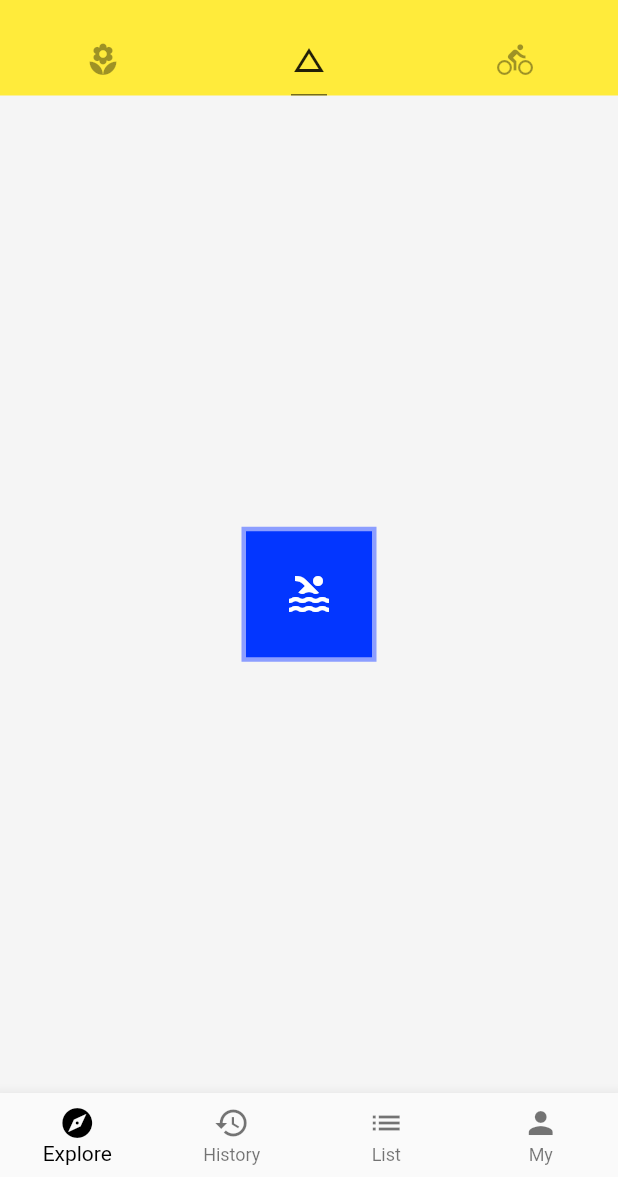
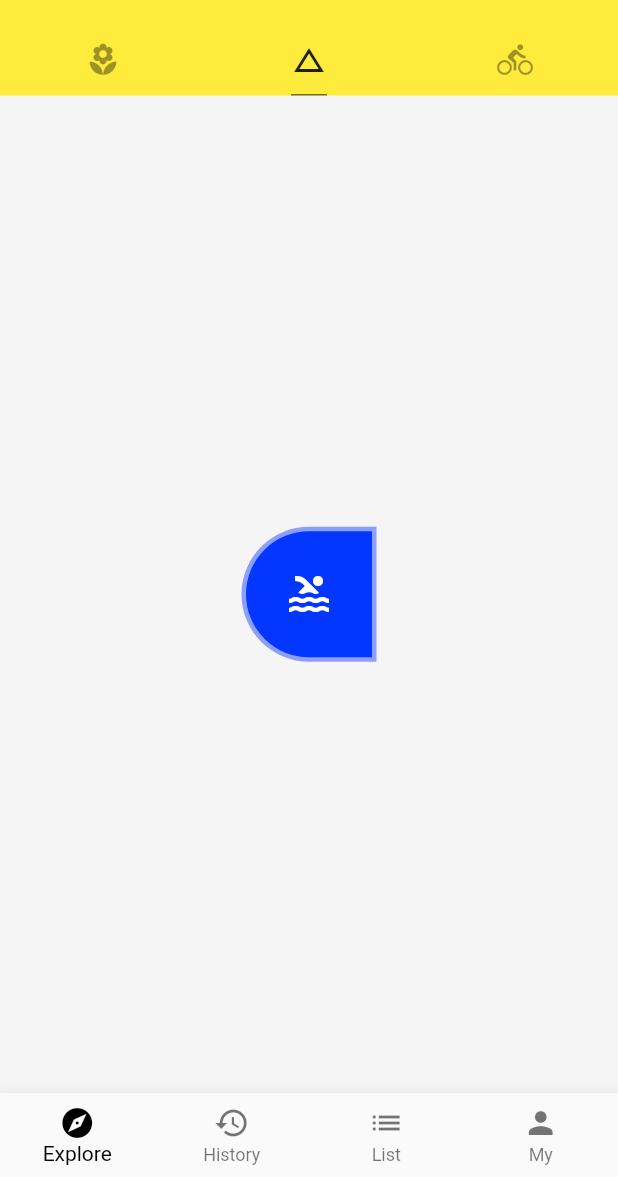
Before and after one commit to Bleach6785/flutter_demo, a Flutter app: the screen it shows after launch, tab 2 chosen, on a phone screen of 412 x 824 dp, the part 59-1236 px from its top. Run offline on Flutter 3.47's test engine with Material 2 defaults, Android fonts, the phone set to English and light mode, and no system bars; network calls fail.

Commit message:
BoxDecoration:圓角(borderRadius)

```diff
--- a/lib/demo/basic_demo.dart
+++ b/lib/demo/basic_demo.dart
@@ -24,6 +24,11 @@ class BasicDemo extends StatelessWidget {
                 color: Colors.indigoAccent[100],
                 width: 3.0,
                 style: BorderStyle.solid,
+              ),
+              // borderRadius: BorderRadius.circular(16.0),
+              borderRadius: BorderRadius.only(
+                topLeft: Radius.circular(64.0),
+                bottomLeft: Radius.circular(64.0),
               ),
             ),
           ),
```
